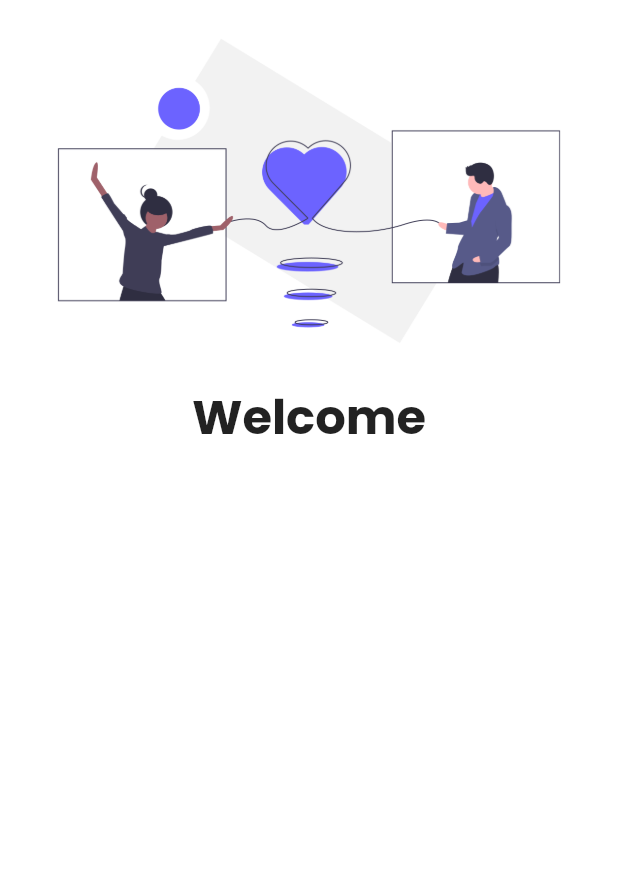
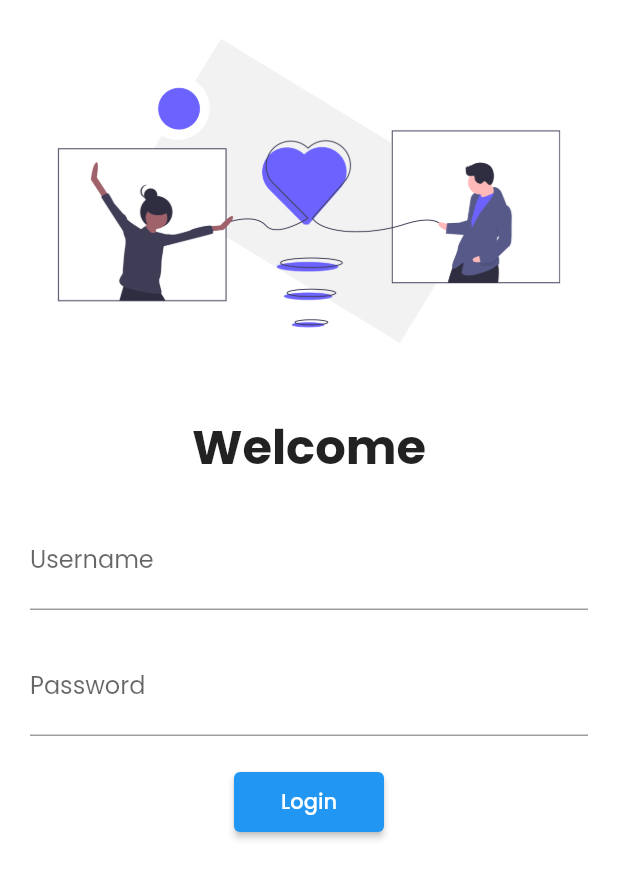
Before and after one commit to MuttakinHasib/shopperhop, a Flutter app: the screen it shows after launch, on a phone screen of 412 x 824 dp. Shown: the top 879 px of the screen. Run offline on Flutter 3.47's test engine with Material 2 defaults, Android fonts, the phone set to English and light mode, and no system bars; our stand-ins replace google_fonts.

Commit message:
added input field :zap:

```diff
--- a/lib/main.dart
+++ b/lib/main.dart
@@ -11,6 +11,7 @@
   @override
   Widget build(BuildContext context) {
     return MaterialApp(
+      debugShowCheckedModeBanner: false,
       theme: ThemeData(
         fontFamily: GoogleFonts.poppins().fontFamily,
       ),
--- a/lib/pages/login.dart
+++ b/lib/pages/login.dart
@@ -7,14 +7,50 @@
   Widget build(BuildContext context) {
     return Material(
       color: Colors.white,
+      child: SingleChildScrollView(
         child: Column(
           children: [
-          Image.asset("assets/images/login_image.png"),
+            Image.asset("assets/images/login_image.png", fit: BoxFit.cover),
+            const SizedBox(
+              height: 20.0,
+            ),
             const Text(
               "Welcome",
               style: TextStyle(fontSize: 32, fontWeight: FontWeight.bold),
-          )
+            ),
+            Padding(
+              padding: const EdgeInsets.all(20.0),
+              child: Column(
+                children: [
+                  TextFormField(
+                    decoration: const InputDecoration(
+                        hintText: 'Enter username', labelText: 'Username'),
+                  ),
+                  const SizedBox(
+                    height: 20.0,
+                  ),
+                  TextFormField(
+                    obscureText: true,
+                    decoration: const InputDecoration(
+                      hintText: 'Enter password',
+                      labelText: 'Password',
+                    ),
+                  ),
+                  const SizedBox(
+                    height: 20.0,
+                  ),
+                  ElevatedButton(
+                    onPressed: () => {},
+                    style: TextButton.styleFrom(
+                      minimumSize: const Size(100, 40),
+                    ),
+                    child: const Text('Login'),
+                  ),
                 ],
+              ),
+            ),
+          ],
+        ),
       ),
     );
   }
```
Lines whose indentation alone changed are shown as unchanged.
